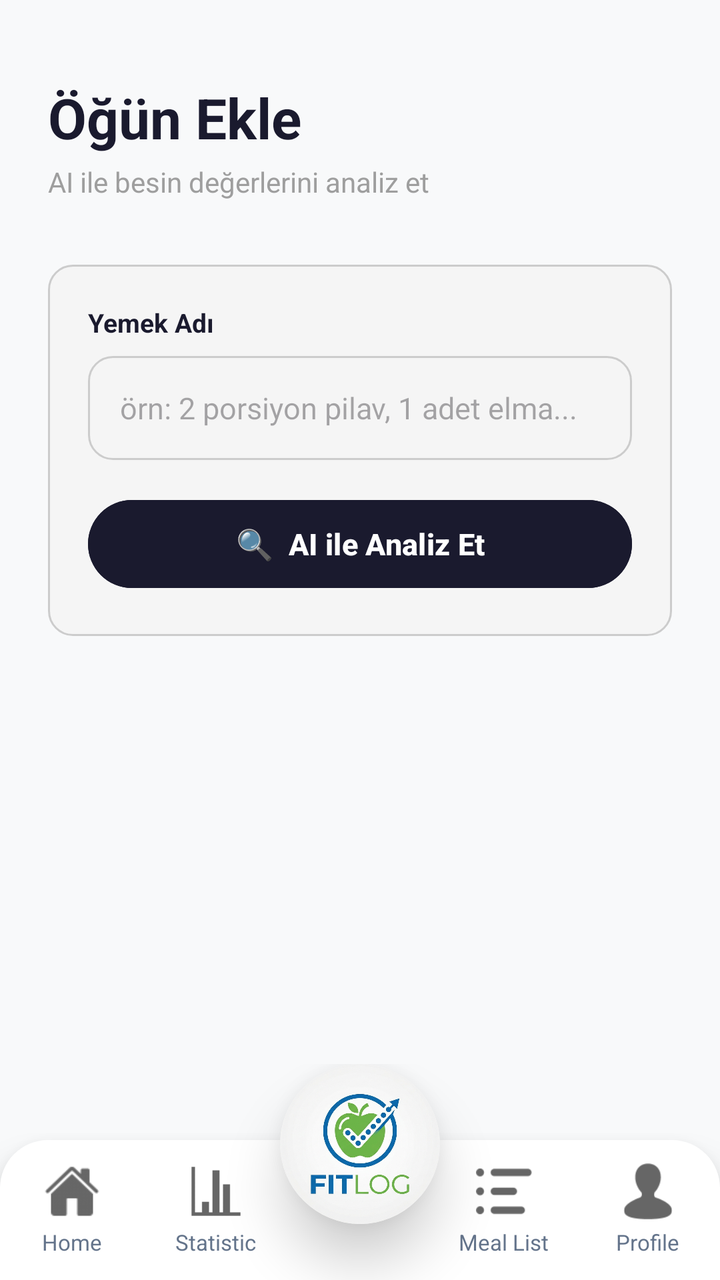
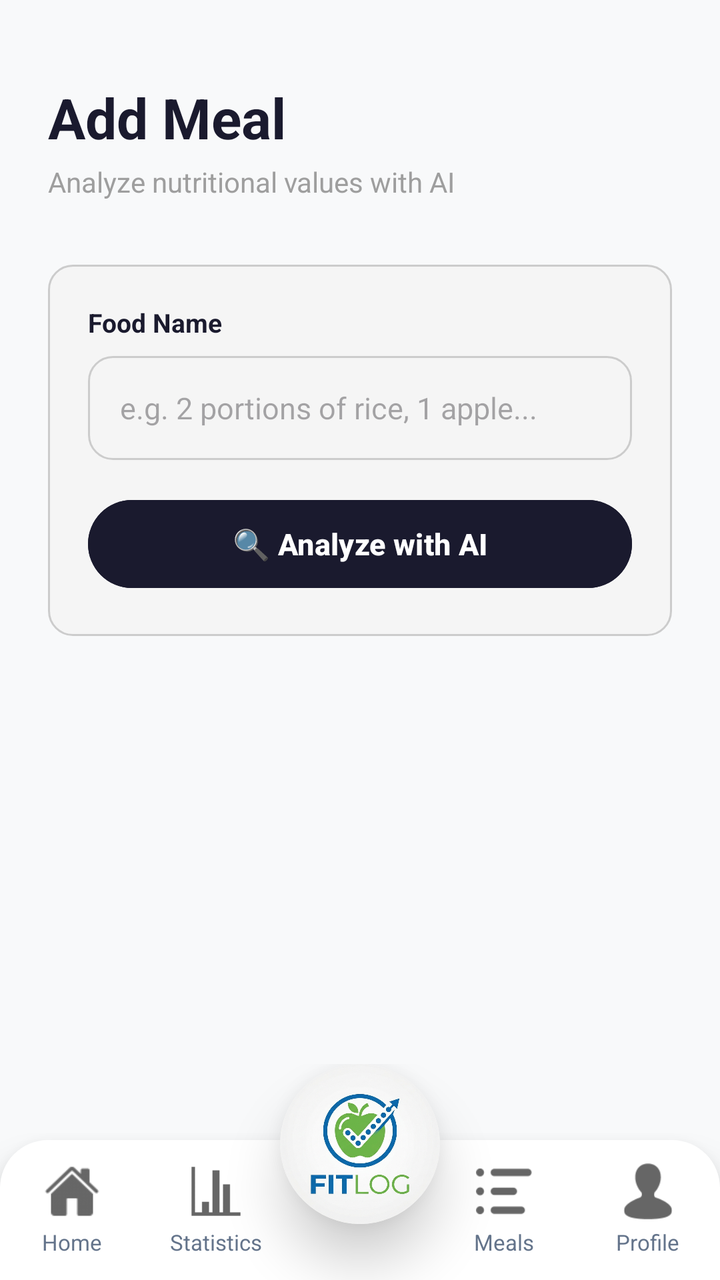

Before-and-after screenshots of an Android layout around one commit, followed by the original layout XML and the change that was made.
<!-- AndroidManifest.xml: application theme Theme.FitLog -->
<!-- res/layout/activity_add_meal.xml -->
<?xml version="1.0" encoding="utf-8"?>
<androidx.constraintlayout.widget.ConstraintLayout xmlns:android="http://schemas.android.com/apk/res/android"
    xmlns:app="http://schemas.android.com/apk/res-auto"
    xmlns:tools="http://schemas.android.com/tools"
    android:id="@+id/main"
    android:layout_width="match_parent"
    android:layout_height="match_parent"
    android:background="#F8F9FA"
    tools:context=".AddMeal">

    <androidx.core.widget.NestedScrollView
        android:layout_width="match_parent"
        android:layout_height="0dp"
        android:fillViewport="true"
        app:layout_constraintTop_toTopOf="parent"
        app:layout_constraintBottom_toTopOf="@id/navBarInclude">

        <LinearLayout
            android:layout_width="match_parent"
            android:layout_height="wrap_content"
            android:orientation="vertical"
            android:paddingStart="24dp"
            android:paddingEnd="24dp"
            android:paddingTop="40dp"
            android:paddingBottom="24dp">

            
            <TextView
                android:layout_width="wrap_content"
                android:layout_height="wrap_content"
                android:text="Öğün Ekle"
                android:textSize="28sp"
                android:textStyle="bold"
                android:textColor="#1A1A2E"
                android:layout_marginBottom="4dp" />

            <TextView
                android:layout_width="wrap_content"
                android:layout_height="wrap_content"
                android:text="AI ile besin değerlerini analiz et"
                android:textSize="14sp"
                android:textColor="#9E9E9E"
                android:layout_marginBottom="32dp" />

            
            <LinearLayout
                android:layout_width="match_parent"
                android:layout_height="wrap_content"
                android:orientation="vertical"
                android:background="@drawable/edittext_bg"
                android:padding="20dp"
                android:layout_marginBottom="16dp">

                <TextView
                    android:layout_width="wrap_content"
                    android:layout_height="wrap_content"
                    android:text="Yemek Adı"
                    android:textSize="13sp"
                    android:textStyle="bold"
                    android:textColor="#1A1A2E"
                    android:layout_marginBottom="8dp" />

                <EditText
                    android:id="@+id/etFood"
                    android:layout_width="match_parent"
                    android:layout_height="52dp"
                    android:hint="örn: 2 porsiyon pilav, 1 adet elma..."
                    android:textSize="15sp"
                    android:paddingStart="16dp"
                    android:paddingEnd="16dp"
                    android:background="@drawable/edittext_bg"
                    android:textColor="#1A1A2E"
                    android:inputType="text"
                    android:layout_marginBottom="16dp" />

                
                <Button
                    android:id="@+id/btnAnalyze"
                    android:layout_width="match_parent"
                    android:layout_height="52dp"
                    android:text="🔍  AI ile Analiz Et"
                    android:textSize="15sp"
                    android:textStyle="bold"
                    android:textColor="#FFFFFF"
                    android:backgroundTint="#1A1A2E" />

            </LinearLayout>

            
            <ProgressBar
                android:id="@+id/progressBar"
                android:layout_width="wrap_content"
                android:layout_height="wrap_content"
                android:layout_gravity="center"
                android:indeterminateTint="#4CAF50"
                android:visibility="gone"
                android:layout_marginBottom="8dp" />

            
            <LinearLayout
                android:id="@+id/cardResult"
                android:layout_width="match_parent"
                android:layout_height="wrap_content"
                android:orientation="vertical"
                android:background="@drawable/edittext_bg"
                android:padding="20dp"
                android:layout_marginBottom="16dp"
                android:visibility="gone">

                
                <LinearLayout
                    android:layout_width="match_parent"
                    android:layout_height="wrap_content"
                    android:orientation="horizontal"
                    android:gravity="center_vertical"
                    android:layout_marginBottom="16dp">

                    <TextView
                        android:layout_width="0dp"
                        android:layout_height="wrap_content"
                        android:layout_weight="1"
                        android:orientation="vertical"
                        android:text="🍽️">
                    </TextView>

                    <LinearLayout
                        android:layout_width="0dp"
                        android:layout_height="wrap_content"
                        android:layout_weight="9"
                        android:orientation="vertical">

                        <TextView
                            android:id="@+id/tvFoodName"
                            android:layout_width="wrap_content"
                            android:layout_height="wrap_content"
                            android:text="Yemek Adı"
                            android:textSize="18sp"
                            android:textStyle="bold"
                            android:textColor="#1A1A2E" />

                        <TextView
                            android:id="@+id/tvServingSize"
                            android:layout_width="wrap_content"
                            android:layout_height="wrap_content"
                            android:text="Porsiyon"
                            android:textSize="13sp"
                            android:textColor="#9E9E9E"
                            android:layout_marginTop="2dp" />

                    </LinearLayout>

                    
                    <TextView
                        android:id="@+id/tvConfidence"
                        android:layout_width="wrap_content"
                        android:layout_height="wrap_content"
                        android:text="high"
                        android:textSize="11sp"
                        android:textStyle="bold"
                        android:textColor="#4CAF50"
                        android:background="@drawable/badge_green"
                        android:paddingStart="10dp"
                        android:paddingEnd="10dp"
                        android:paddingTop="4dp"
                        android:paddingBottom="4dp" />

                </LinearLayout>

                
                <View
                    android:layout_width="match_parent"
                    android:layout_height="1dp"
                    android:background="#F0F0F0"
                    android:layout_marginBottom="16dp" />

                
                <LinearLayout
                    android:layout_width="match_parent"
                    android:layout_height="wrap_content"
                    android:orientation="vertical"
                    android:gravity="center"
                    android:background="#E8F5E9"
                    android:padding="16dp"
                    android:layout_marginBottom="16dp">

                    <TextView
                        android:id="@+id/tvCalories"
                        android:layout_width="wrap_content"
                        android:layout_height="wrap_content"
                        android:text="0"
                        android:textSize="42sp"
                        android:textStyle="bold"
                        android:textColor="#4CAF50" />

                    <TextView
                        android:layout_width="wrap_content"
                        android:layout_height="wrap_content"
                        android:text="kcal"
                        android:textSize="14sp"
                        android:textColor="#4CAF50" />

                </LinearLayout>

                
                <LinearLayout
                    android:layout_width="match_parent"
                    android:layout_height="wrap_content"
                    android:orientation="horizontal"
                    android:layout_marginBottom="8dp">

                    
                    <LinearLayout
                        android:layout_width="0dp"
                        android:layout_height="wrap_content"
                        android:layout_weight="1"
                        android:orientation="vertical"
                        android:gravity="center"
                        android:background="@drawable/edittext_bg"
                        android:padding="12dp"
                        android:layout_marginEnd="6dp">

                        <TextView
                            android:id="@+id/tvProtein"
                            android:layout_width="wrap_content"
                            android:layout_height="wrap_content"
                            android:text="0g"
                            android:textSize="18sp"
                            android:textStyle="bold"
                            android:textColor="#1A1A2E" />

                        <TextView
                            android:layout_width="wrap_content"
                            android:layout_height="wrap_content"
                            android:text="Protein"
                            android:textSize="11sp"
                            android:textColor="#9E9E9E"
                            android:layout_marginTop="2dp" />

                    </LinearLayout>

                    
                    <LinearLayout
                        android:layout_width="0dp"
                        android:layout_height="wrap_content"
                        android:layout_weight="1"
                        android:orientation="vertical"
                        android:gravity="center"
                        android:background="@drawable/edittext_bg"
                        android:padding="12dp"
                        android:layout_marginStart="3dp"
                        android:layout_marginEnd="3dp">

                        <TextView
                            android:id="@+id/tvCarbs"
                            android:layout_width="wrap_content"
                            android:layout_height="wrap_content"
                            android:text="0g"
                            android:textSize="18sp"
                            android:textStyle="bold"
                            android:textColor="#1A1A2E" />

                        <TextView
                            android:layout_width="wrap_content"
                            android:layout_height="wrap_content"
                            android:text="Karb."
                            android:textSize="11sp"
                            android:textColor="#9E9E9E"
                            android:layout_marginTop="2dp" />

                    </LinearLayout>

                    
                    <LinearLayout
                        android:layout_width="0dp"
                        android:layout_height="wrap_content"
                        android:layout_weight="1"
                        android:orientation="vertical"
                        android:gravity="center"
                        android:background="@drawable/edittext_bg"
                        android:padding="12dp"
                        android:layout_marginStart="6dp">

                        <TextView
                            android:id="@+id/tvFat"
                            android:layout_width="wrap_content"
                            android:layout_height="wrap_content"
                            android:text="0g"
                            android:textSize="18sp"
                            android:textStyle="bold"
                            android:textColor="#1A1A2E" />

                        <TextView
                            android:layout_width="wrap_content"
                            android:layout_height="wrap_content"
                            android:text="Yağ"
                            android:textSize="11sp"
                            android:textColor="#9E9E9E"
                            android:layout_marginTop="2dp" />

                    </LinearLayout>

                </LinearLayout>

                
                <LinearLayout
                    android:layout_width="match_parent"
                    android:layout_height="52dp"
                    android:orientation="horizontal"
                    android:gravity="center_vertical"
                    android:background="@drawable/edittext_bg"
                    android:paddingStart="16dp"
                    android:paddingEnd="16dp"
                    android:layout_marginTop="8dp">

                    <TextView
                        android:layout_width="0dp"
                        android:layout_height="wrap_content"
                        android:layout_weight="1"
                        android:text="🌾  Lif"
                        android:textSize="14sp"
                        android:textStyle="bold"
                        android:textColor="#1A1A2E" />

                    <TextView
                        android:id="@+id/tvFiber"
                        android:layout_width="wrap_content"
                        android:layout_height="wrap_content"
                        android:text="0g"
                        android:textSize="14sp"
                        android:textColor="#9E9E9E" />

                </LinearLayout>

            </LinearLayout>

            
            <Button
                android:id="@+id/btnSave"
                android:layout_width="match_parent"
                android:layout_height="52dp"
                android:text="Öğünü Kaydet"
                android:textSize="16sp"
                android:textStyle="bold"
                android:textColor="#FFFFFF"
                android:backgroundTint="#4CAF50"
                android:visibility="gone" />

        </LinearLayout>

    </androidx.core.widget.NestedScrollView>

    <include
        android:id="@+id/navBarInclude"
        layout="@layout/nav_bar"
        android:layout_width="match_parent"
        android:layout_height="wrap_content"
        app:layout_constraintBottom_toBottomOf="parent" />

</androidx.constraintlayout.widget.ConstraintLayout>
<!-- res/layout/nav_bar.xml (included above) -->
<?xml version="1.0" encoding="utf-8"?>
<androidx.constraintlayout.widget.ConstraintLayout xmlns:android="http://schemas.android.com/apk/res/android"
    android:layout_width="match_parent"
    android:layout_height="match_parent"
    xmlns:app="http://schemas.android.com/apk/res-auto">

    <LinearLayout
        android:id="@+id/bottom_bar_container"
        android:layout_width="match_parent"
        android:layout_height="70dp"
        android:orientation="horizontal"
        android:background="@drawable/nav_bar_bg"
        android:weightSum="5"
        android:elevation="12dp"
        android:paddingVertical="8dp"
        app:layout_constraintBottom_toBottomOf="parent"
        app:layout_constraintStart_toStartOf="parent"
        app:layout_constraintEnd_toEndOf="parent">

        <LinearLayout
            android:layout_width="0dp"
            android:clickable="true"
            android:focusable="true"
            android:onClick="navHomePage"
            android:layout_height="match_parent"
            android:layout_weight="1"
            android:orientation="vertical"
            android:gravity="center"
            android:background="?attr/selectableItemBackgroundBorderless">

            <ImageView
                android:layout_width="28dp"
                android:layout_height="28dp"
                android:src="@drawable/mainpage"
                android:alpha="0.6"
                android:contentDescription="Home Page"/>

            <TextView
                android:layout_width="wrap_content"
                android:layout_height="wrap_content"
                android:layout_marginTop="4dp"
                android:text="Home"
                android:textSize="11sp"
                android:textAlignment="center"
                android:textColor="#64748B"/>
        </LinearLayout>

        <LinearLayout
            android:layout_width="0dp"
            android:layout_height="match_parent"
            android:clickable="true"
            android:focusable="true"
            android:onClick="navStatistic"
            android:layout_weight="1"
            android:orientation="vertical"
            android:gravity="center"
            android:background="?attr/selectableItemBackgroundBorderless">

            <ImageView
                android:layout_width="28dp"
                android:layout_height="28dp"
                android:src="@drawable/statistic"
                android:alpha="0.6"
                android:contentDescription="Quiz"/>

            <TextView
                android:layout_width="wrap_content"
                android:layout_height="wrap_content"
                android:layout_marginTop="4dp"
                android:text="Statistic"
                android:textSize="11sp"
                android:textColor="#64748B"/>
        </LinearLayout>

        <View
            android:layout_width="0dp"
            android:layout_height="match_parent"
            android:layout_weight="1"/>

        <LinearLayout
            android:layout_width="0dp"
            android:layout_height="match_parent"
            android:layout_weight="1"
            android:orientation="vertical"
            android:clickable="true"
            android:focusable="true"
            android:onClick="navMealList"
            android:gravity="center"
            android:background="?attr/selectableItemBackgroundBorderless">

            <ImageView
                android:layout_width="28dp"
                android:layout_height="28dp"
                android:src="@drawable/list"
                android:alpha="0.6"
                android:contentDescription="Education"/>

            <TextView
                android:layout_width="wrap_content"
                android:layout_height="wrap_content"
                android:layout_marginTop="4dp"
                android:text="Meal List"
                android:textSize="11sp"
                android:textColor="#64748B"/>
        </LinearLayout>

        <LinearLayout
            android:layout_width="0dp"
            android:layout_height="match_parent"
            android:layout_weight="1"
            android:orientation="vertical"
            android:clickable="true"
            android:focusable="true"
            android:onClick="navProfile"
            android:gravity="center"
            android:background="?attr/selectableItemBackgroundBorderless">

            <ImageView
                android:layout_width="28dp"
                android:layout_height="28dp"
                android:src="@drawable/profile"
                android:alpha="0.6"
                android:contentDescription="About Us"/>

            <TextView
                android:layout_width="wrap_content"
                android:layout_height="wrap_content"
                android:layout_marginTop="4dp"
                android:text="Profile"
                android:textAlignment="center"
                android:textSize="11sp"
                android:textColor="#64748B"/>
        </LinearLayout>

    </LinearLayout>

    
    <androidx.cardview.widget.CardView
        android:layout_width="80dp"
        android:layout_height="80dp"
        android:layout_marginBottom="28dp"
        app:cardCornerRadius="40dp"
        app:cardElevation="16dp"
        app:cardBackgroundColor="@android:color/white"
        app:layout_constraintBottom_toBottomOf="parent"
        app:layout_constraintStart_toStartOf="parent"
        app:layout_constraintEnd_toEndOf="parent">

        <ImageView
            android:id="@+id/center_logo"
            android:clickable="true"
            android:focusable="true"
            android:onClick="navHomePage"
            android:layout_width="match_parent"
            android:layout_height="match_parent"
            android:src="@drawable/applogo"
            android:scaleType="centerCrop"
            android:contentDescription="Center Logo"/>

    </androidx.cardview.widget.CardView>

</androidx.constraintlayout.widget.ConstraintLayout>
<!-- resources referenced by this layout -->
<resources>
  <!-- drawable applogo: png bitmap (drawable, 927658 bytes) -->
  <!-- drawable badge_green (drawable) -->
  <?xml version="1.0" encoding="utf-8"?>
  <shape xmlns:android="http://schemas.android.com/apk/res/android"
      android:shape="rectangle">
      <solid android:color="#E8F5E9" />
      <corners android:radius="20dp" />
  </shape>
  <!-- drawable edittext_bg (drawable) -->
  <?xml version="1.0" encoding="utf-8"?>
  <selector xmlns:android="http://schemas.android.com/apk/res/android">
  
      
      <item android:state_focused="true">
          <shape>
              <solid android:color="#FFFFFF"/>
              <corners android:radius="12dp"/>
              <stroke
                  android:width="2dp"
                  android:color="#4CAF50"/>
              <padding
                  android:left="12dp"
                  android:right="12dp"
                  android:top="12dp"
                  android:bottom="12dp"/>
          </shape>
      </item>
  
      
      <item>
          <shape>
              <solid android:color="#F5F5F5"/>
              <corners android:radius="12dp"/>
              <stroke
                  android:width="1dp"
                  android:color="#CCCCCC"/>
              <padding
                  android:left="12dp"
                  android:right="12dp"
                  android:top="12dp"
                  android:bottom="12dp"/>
          </shape>
      </item>
  
  </selector>
  <!-- drawable list: png bitmap (drawable, 725 bytes) -->
  <!-- drawable mainpage: png bitmap (drawable, 942 bytes) -->
  <!-- drawable nav_bar_bg (drawable) -->
  <?xml version="1.0" encoding="utf-8"?>
  <shape xmlns:android="http://schemas.android.com/apk/res/android"
      android:shape="rectangle">
      <solid android:color="#FFFFFF" />
      <corners
          android:topLeftRadius="24dp"
          android:topRightRadius="24dp" />
  </shape>
  <!-- drawable profile: png bitmap (drawable, 763 bytes) -->
  <!-- drawable statistic: png bitmap (drawable, 151 bytes) -->
  <style name="Theme.FitLog" parent="Base.Theme.FitLog" />
  <style name="Base.Theme.FitLog" parent="Theme.Material3.Light.NoActionBar">
          
          
      </style>
</resources>

<!-- the commit's change to res/layout/activity_add_meal.xml (unified diff, before → after) -->
@@ -24,11 +24,10 @@
             android:paddingTop="40dp"
             android:paddingBottom="24dp">
 
-            
             <TextView
                 android:layout_width="wrap_content"
                 android:layout_height="wrap_content"
-                android:text="Öğün Ekle"
+                android:text="@string/add_meal_title"
                 android:textSize="28sp"
                 android:textStyle="bold"
                 android:textColor="#1A1A2E"
@@ -37,12 +36,11 @@
             <TextView
                 android:layout_width="wrap_content"
                 android:layout_height="wrap_content"
-                android:text="AI ile besin değerlerini analiz et"
+                android:text="@string/add_meal_subtitle"
                 android:textSize="14sp"
                 android:textColor="#9E9E9E"
                 android:layout_marginBottom="32dp" />
 
-            
             <LinearLayout
                 android:layout_width="match_parent"
                 android:layout_height="wrap_content"
@@ -54,7 +52,7 @@
                 <TextView
                     android:layout_width="wrap_content"
                     android:layout_height="wrap_content"
-                    android:text="Yemek Adı"
+                    android:text="@string/add_meal_label_food_name"
                     android:textSize="13sp"
                     android:textStyle="bold"
                     android:textColor="#1A1A2E"
@@ -64,7 +62,7 @@
                     android:id="@+id/etFood"
                     android:layout_width="match_parent"
                     android:layout_height="52dp"
-                    android:hint="örn: 2 porsiyon pilav, 1 adet elma..."
+                    android:hint="@string/add_meal_hint_food"
                     android:textSize="15sp"
                     android:paddingStart="16dp"
                     android:paddingEnd="16dp"
@@ -73,12 +71,11 @@
                     android:inputType="text"
                     android:layout_marginBottom="16dp" />
 
-                
                 <Button
                     android:id="@+id/btnAnalyze"
                     android:layout_width="match_parent"
                     android:layout_height="52dp"
-                    android:text="🔍  AI ile Analiz Et"
+                    android:text="@string/add_meal_btn_analyze"
                     android:textSize="15sp"
                     android:textStyle="bold"
                     android:textColor="#FFFFFF"
@@ -86,7 +83,6 @@
 
             </LinearLayout>
 
-            
             <ProgressBar
                 android:id="@+id/progressBar"
                 android:layout_width="wrap_content"
@@ -96,7 +92,6 @@
                 android:visibility="gone"
                 android:layout_marginBottom="8dp" />
 
-            
             <LinearLayout
                 android:id="@+id/cardResult"
                 android:layout_width="match_parent"
@@ -107,7 +102,6 @@
                 android:layout_marginBottom="16dp"
                 android:visibility="gone">
 
-                
                 <LinearLayout
                     android:layout_width="match_parent"
                     android:layout_height="wrap_content"
@@ -119,9 +113,7 @@
                         android:layout_width="0dp"
                         android:layout_height="wrap_content"
                         android:layout_weight="1"
-                        android:orientation="vertical"
-                        android:text="🍽️">
-                    </TextView>
+                        android:text="🍽️" />
 
                     <LinearLayout
                         android:layout_width="0dp"
@@ -133,7 +125,7 @@
                             android:id="@+id/tvFoodName"
                             android:layout_width="wrap_content"
                             android:layout_height="wrap_content"
-                            android:text="Yemek Adı"
+                            android:text="@string/add_meal_label_food_name"
                             android:textSize="18sp"
                             android:textStyle="bold"
                             android:textColor="#1A1A2E" />
@@ -142,19 +134,18 @@
                             android:id="@+id/tvServingSize"
                             android:layout_width="wrap_content"
                             android:layout_height="wrap_content"
-                            android:text="Porsiyon"
+                            android:text="@string/add_meal_label_serving"
                             android:textSize="13sp"
                             android:textColor="#9E9E9E"
                             android:layout_marginTop="2dp" />
 
                     </LinearLayout>
 
-                    
                     <TextView
                         android:id="@+id/tvConfidence"
                         android:layout_width="wrap_content"
                         android:layout_height="wrap_content"
-                        android:text="high"
+                        android:text="@string/add_meal_confidence_high"
                         android:textSize="11sp"
                         android:textStyle="bold"
                         android:textColor="#4CAF50"
@@ -166,14 +157,12 @@
 
                 </LinearLayout>
 
-                
                 <View
                     android:layout_width="match_parent"
                     android:layout_height="1dp"
                     android:background="#F0F0F0"
                     android:layout_marginBottom="16dp" />
 
-                
                 <LinearLayout
                     android:layout_width="match_parent"
                     android:layout_height="wrap_content"
@@ -195,20 +184,18 @@
                     <TextView
                         android:layout_width="wrap_content"
                         android:layout_height="wrap_content"
-                        android:text="kcal"
+                        android:text="@string/unit_kcal"
                         android:textSize="14sp"
                         android:textColor="#4CAF50" />
 
                 </LinearLayout>
 
-                
                 <LinearLayout
                     android:layout_width="match_parent"
                     android:layout_height="wrap_content"
                     android:orientation="horizontal"
                     android:layout_marginBottom="8dp">
 
-                    
                     <LinearLayout
                         android:layout_width="0dp"
                         android:layout_height="wrap_content"
@@ -231,14 +218,12 @@
                         <TextView
                             android:layout_width="wrap_content"
                             android:layout_height="wrap_content"
-                            android:text="Protein"
+                            android:text="@string/add_meal_macro_protein"
                             android:textSize="11sp"
                             android:textColor="#9E9E9E"
                             android:layout_marginTop="2dp" />
-
                     </LinearLayout>
 
-                    
                     <LinearLayout
                         android:layout_width="0dp"
                         android:layout_height="wrap_content"
@@ -262,14 +247,12 @@
                         <TextView
                             android:layout_width="wrap_content"
                             android:layout_height="wrap_content"
-                            android:text="Karb."
+                            android:text="@string/add_meal_macro_carbs"
                             android:textSize="11sp"
                             android:textColor="#9E9E9E"
                             android:layout_marginTop="2dp" />
-
                     </LinearLayout>
 
-                    
                     <LinearLayout
                         android:layout_width="0dp"
                         android:layout_height="wrap_content"
@@ -292,16 +275,13 @@
                         <TextView
                             android:layout_width="wrap_content"
                             android:layout_height="wrap_content"
-                            android:text="Yağ"
+                            android:text="@string/add_meal_macro_fat"
                             android:textSize="11sp"
                             android:textColor="#9E9E9E"
                             android:layout_marginTop="2dp" />
-
                     </LinearLayout>
-
                 </LinearLayout>
 
-                
                 <LinearLayout
                     android:layout_width="match_parent"
                     android:layout_height="52dp"
@@ -316,7 +296,7 @@
                         android:layout_width="0dp"
                         android:layout_height="wrap_content"
                         android:layout_weight="1"
-                        android:text="🌾  Lif"
+                        android:text="@string/add_meal_macro_fiber"
                         android:textSize="14sp"
                         android:textStyle="bold"
                         android:textColor="#1A1A2E" />
@@ -328,17 +308,15 @@
                         android:text="0g"
                         android:textSize="14sp"
                         android:textColor="#9E9E9E" />
-
                 </LinearLayout>
 
             </LinearLayout>
 
-            
             <Button
                 android:id="@+id/btnSave"
                 android:layout_width="match_parent"
                 android:layout_height="52dp"
-                android:text="Öğünü Kaydet"
+                android:text="@string/add_meal_btn_save"
                 android:textSize="16sp"
                 android:textStyle="bold"
                 android:textColor="#FFFFFF"
@@ -399,7 +377,7 @@
                 android:layout_width="wrap_content"
                 android:layout_height="wrap_content"
                 android:layout_marginTop="4dp"
-                android:text="Home"
+                android:text="@string/nav_home"
                 android:textSize="11sp"
                 android:textAlignment="center"
                 android:textColor="#64748B"/>
@@ -427,7 +405,7 @@
                 android:layout_width="wrap_content"
                 android:layout_height="wrap_content"
                 android:layout_marginTop="4dp"
-                android:text="Statistic"
+                android:text="@string/nav_statistics"
                 android:textSize="11sp"
                 android:textColor="#64748B"/>
         </LinearLayout>
@@ -459,7 +437,7 @@
                 android:layout_width="wrap_content"
                 android:layout_height="wrap_content"
                 android:layout_marginTop="4dp"
-                android:text="Meal List"
+                android:text="@string/nav_meals"
                 android:textSize="11sp"
                 android:textColor="#64748B"/>
         </LinearLayout>
@@ -486,7 +464,7 @@
                 android:layout_width="wrap_content"
                 android:layout_height="wrap_content"
                 android:layout_marginTop="4dp"
-                android:text="Profile"
+                android:text="@string/nav_profile"
                 android:textAlignment="center"
                 android:textSize="11sp"
                 android:textColor="#64748B"/>
<!-- resource entries referenced after the edit -->
@@ -58,6 +58,23 @@
   </shape>
   <!-- drawable profile: png bitmap (drawable, 763 bytes) -->
   <!-- drawable statistic: png bitmap (drawable, 151 bytes) -->
+  <string name="add_meal_btn_analyze">🔍 Analyze with AI</string>
+  <string name="add_meal_btn_save">Save Meal</string>
+  <string name="add_meal_confidence_high">High Confidence</string>
+  <string name="add_meal_hint_food">e.g. 2 portions of rice, 1 apple...</string>
+  <string name="add_meal_label_food_name">Food Name</string>
+  <string name="add_meal_label_serving">Serving</string>
+  <string name="add_meal_macro_carbs">Carbs</string>
+  <string name="add_meal_macro_fat">Fat</string>
+  <string name="add_meal_macro_fiber">🌾 Fiber</string>
+  <string name="add_meal_macro_protein">Protein</string>
+  <string name="add_meal_subtitle">Analyze nutritional values with AI</string>
+  <string name="add_meal_title">Add Meal</string>
+  <string name="nav_home">Home</string>
+  <string name="nav_meals">Meals</string>
+  <string name="nav_profile">Profile</string>
+  <string name="nav_statistics">Statistics</string>
+  <string name="unit_kcal"> kcal</string>
   <style name="Theme.FitLog" parent="Base.Theme.FitLog" />
   <style name="Base.Theme.FitLog" parent="Theme.Material3.Light.NoActionBar">
           
